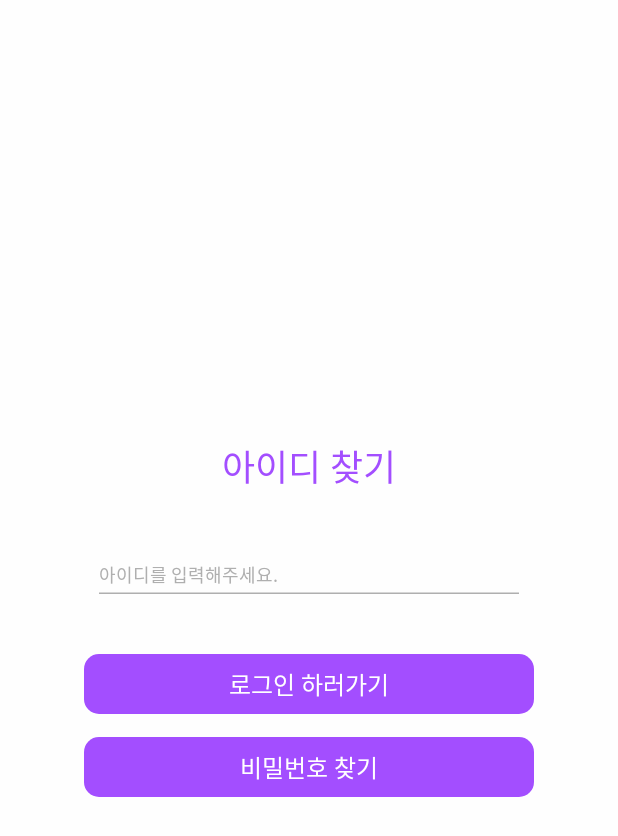
After one commit to pickpick2/android, an Android app built with Jetpack Compose: the FindEmailScreen screen opened through its navigation route, on a phone screen of 412 x 824 dp. The commit adds this screen. Shown: the top 836 px of the screen. Run offline under Robolectric (Android 15) with nearby library versions, the phone set to English and light mode, and no system bars; our stand-ins replace Dagger/Hilt's generated code; Roboto replaces fonts that are not available here.

Commit message:
:sparkles: feat: findEmail 추가

```diff
--- /dev/null
+++ b/app/src/main/java/com/pickpick/pickpick/presentation/findemail/FindEmailScreen.kt
@@ -0,0 +1,89 @@
+package com.pickpick.pickpick.presentation.findemail
+
+import androidx.compose.foundation.layout.Arrangement
+import androidx.compose.foundation.layout.Column
+import androidx.compose.foundation.layout.Spacer
+import androidx.compose.foundation.layout.fillMaxSize
+import androidx.compose.foundation.layout.height
+import androidx.compose.foundation.layout.imePadding
+import androidx.compose.foundation.layout.padding
+import androidx.compose.material3.Text
+import androidx.compose.runtime.Composable
+import androidx.compose.ui.Alignment
+import androidx.compose.ui.Modifier
+import androidx.compose.ui.res.stringResource
+import androidx.compose.ui.tooling.preview.Preview
+import androidx.compose.ui.unit.dp
+import androidx.hilt.navigation.compose.hiltViewModel
+import androidx.lifecycle.compose.collectAsStateWithLifecycle
+import com.pickpick.pickpick.R
+import com.pickpick.pickpick.core.ui.component.MainButton
+import com.pickpick.pickpick.core.ui.component.UnderlineTextField
+import com.pickpick.pickpick.core.ui.theme.Border
+import com.pickpick.pickpick.core.ui.theme.PrimaryDefault
+import com.pickpick.pickpick.core.ui.theme.font.PyeojinGothicTypography.DetailRegular
+import com.pickpick.pickpick.core.ui.theme.font.PyeojinGothicTypography.Heading1
+import com.pickpick.pickpick.presentation.findemail.viewmodel.FindEmailViewModel
+
+@Composable
+fun FindEmailScreen(
+    modifier: Modifier = Modifier,
+    viewModel: FindEmailViewModel = hiltViewModel(),
+    onNavigateToLogin: () -> Unit,
+    onNavigateToPassword: () -> Unit,
+) {
+    val uiState = viewModel.uiState.collectAsStateWithLifecycle()
+    Column(
+        modifier = modifier
+            .fillMaxSize()
+            .padding(horizontal = 56.dp)
+            .imePadding(),
+        horizontalAlignment = Alignment.CenterHorizontally,
+        verticalArrangement = Arrangement.Center
+    ) {
+        Column(
+            horizontalAlignment = Alignment.CenterHorizontally,
+            verticalArrangement = Arrangement.spacedBy(40.dp)
+        ) {
+            Text(text = stringResource(R.string.find_email), style = Heading1.copy(PrimaryDefault))
+            UnderlineTextField(
+                value = uiState.value.email,
+                onValueChange = viewModel::updateEmail,
+                placeholder = {
+                    Text(
+                        stringResource(R.string.email_placeholder),
+                        style = DetailRegular.copy(color = Border)
+                    )
+                },
+                errorText = uiState.value.errorText
+            )
+            FindButton(
+                onNavigateToLogin = onNavigateToLogin,
+                onNavigateToPassword = onNavigateToPassword
+            )
+        }
+    }
+}
+
+@Composable
+fun FindButton(
+    modifier: Modifier = Modifier,
+    onNavigateToLogin: () -> Unit,
+    onNavigateToPassword: () -> Unit,
+) {
+    Column {
+        MainButton(text = stringResource(R.string.go_to_login), onClick = onNavigateToLogin)
+        Spacer(modifier = modifier.height(15.dp))
+        MainButton(text = stringResource(R.string.find_password), onClick = onNavigateToPassword)
+    }
+}
+
+
+@Composable
+@Preview(showBackground = true)
+fun StartScreenPreview() {
+    FindEmailScreen(
+        onNavigateToLogin = {},
+        onNavigateToPassword = {}
+    )
+}
--- /dev/null
+++ b/app/src/main/java/com/pickpick/pickpick/presentation/findemail/viewmodel/FindEmailUiState.kt
@@ -0,0 +1,8 @@
+package com.pickpick.pickpick.presentation.findemail.viewmodel
+
+import com.pickpick.pickpick.core.presentation.UiState
+
+data class FindEmailUiState(
+    val email: String = "",
+    val errorText: String? = null
+) : UiState
--- /dev/null
+++ b/app/src/main/java/com/pickpick/pickpick/presentation/findemail/viewmodel/FindEmailViewModel.kt
@@ -0,0 +1,13 @@
+package com.pickpick.pickpick.presentation.findemail.viewmodel
+
+import com.pickpick.pickpick.core.presentation.BaseViewModel
+import dagger.hilt.android.lifecycle.HiltViewModel
+import javax.inject.Inject
+
+@HiltViewModel
+class FindEmailViewModel @Inject constructor() :
+    BaseViewModel<FindEmailUiState>(FindEmailUiState()) {
+    fun updateEmail(email: String) {
+        _uiState.value = _uiState.value.copy(email = email)
+    }
+}
--- a/app/src/main/java/com/pickpick/pickpick/presentation/navigation/NavGraph.kt
+++ b/app/src/main/java/com/pickpick/pickpick/presentation/navigation/NavGraph.kt
@@ -14,6 +14,7 @@ import androidx.navigation.NavGraphBuilder
 import androidx.navigation.compose.NavHost
 import androidx.navigation.compose.composable
 import androidx.navigation.navigation
+import com.pickpick.pickpick.presentation.findemail.FindEmailScreen
 import com.pickpick.pickpick.presentation.policy.PolicyScreen
 import com.pickpick.pickpick.presentation.signup.SignUpScreen
 import com.pickpick.pickpick.presentation.signup.viewmodel.SignUpViewModel
@@ -70,6 +71,15 @@ fun NavGraphBuilder.authGraph(
             )
         }
         composable<AuthRoute.FindEmailRoute> { backStackEntry ->
+            FindEmailScreen(
+                onNavigateToLogin = {
+                    navHostController.navigate(AuthRoute.LoginRoute) {
+                        popUpTo(AuthRoute.LoginRoute) {
+                            inclusive = true
+                        }
+                    }
+                },
+                onNavigateToPassword = { navHostController.navigate(AuthRoute.FindPasswordRoute) })
         }
         composable<AuthRoute.FindPasswordRoute> { backStackEntry ->
         }
```
